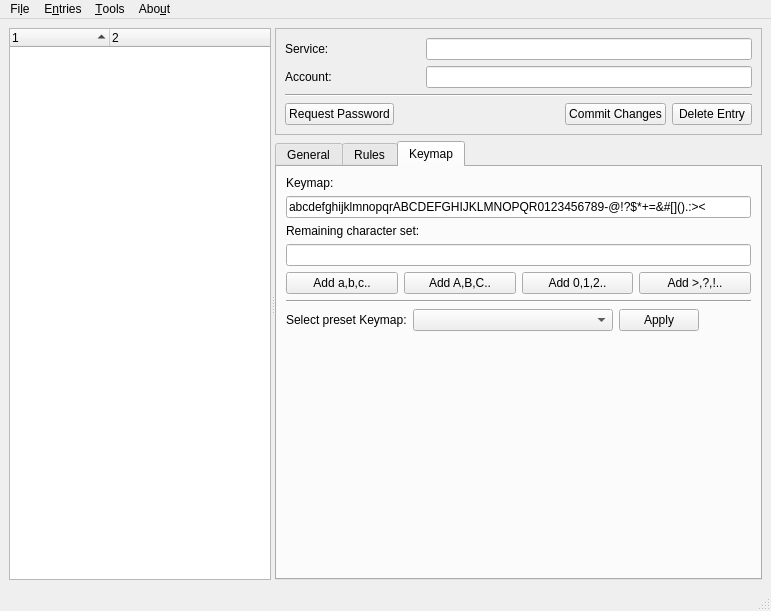
This is src/host/pc/snopf_manager.ui in snopf/snopf as Qt 5 draws it before an edit. The edited form follows.
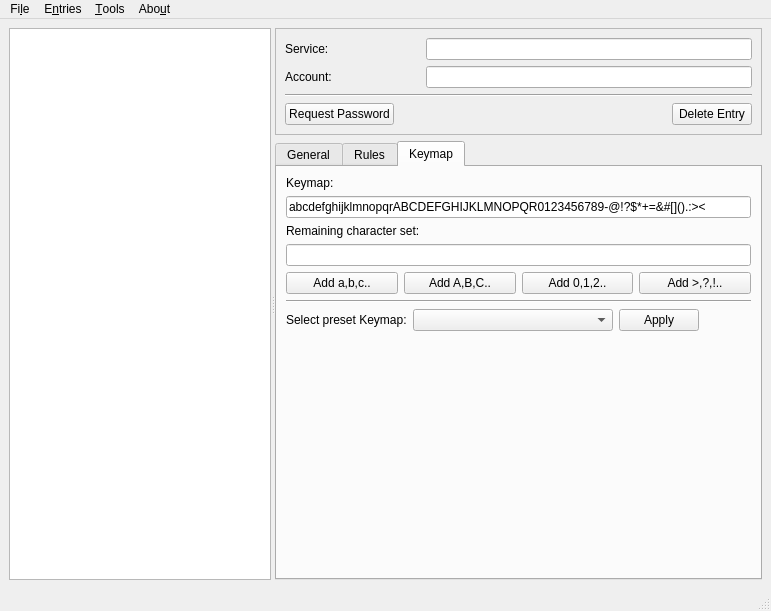
This is the edited form. The open tabs and pages were chosen to show the change. Icons and pictures are not drawn. Custom widgets are drawn as their Qt base class.

Commit message: Use a TableModel for account table editing

Diff of the .ui file:
```diff
--- a/src/host/pc/snopf_manager.ui
+++ b/src/host/pc/snopf_manager.ui
@@ -30,29 +30,28 @@
       <property name="orientation">
        <enum>Qt::Horizontal</enum>
       </property>
-      <widget class="AccountTableWidget" name="accountTableWidget">
+      <widget class="QTableView" name="accountTableView">
+       <property name="selectionMode">
+        <enum>QAbstractItemView::SingleSelection</enum>
+       </property>
+       <property name="selectionBehavior">
+        <enum>QAbstractItemView::SelectRows</enum>
+       </property>
+       <property name="showGrid">
+        <bool>false</bool>
+       </property>
        <property name="sortingEnabled">
         <bool>true</bool>
        </property>
-       <property name="headerHidden">
-        <bool>false</bool>
-       </property>
-       <property name="columnCount">
-        <number>2</number>
-       </property>
-       <attribute name="headerVisible">
+       <attribute name="horizontalHeaderDefaultSectionSize">
+        <number>150</number>
+       </attribute>
+       <attribute name="horizontalHeaderStretchLastSection">
         <bool>true</bool>
        </attribute>
-       <column>
-        <property name="text">
-         <string notr="true">1</string>
-        </property>
-       </column>
-       <column>
-        <property name="text">
-         <string notr="true">2</string>
-        </property>
-       </column>
+       <attribute name="verticalHeaderVisible">
+        <bool>false</bool>
+       </attribute>
       </widget>
       <widget class="QWidget" name="layoutWidget">
        <layout class="QVBoxLayout" name="verticalLayout_5">
@@ -184,13 +183,6 @@
                  </property>
                 </spacer>
                </item>
-               <item>
-                <widget class="QPushButton" name="commitChangesButton">
-                 <property name="text">
-                  <string>Commit Changes</string>
-                 </property>
-                </widget>
-               </item>
                <item>
                 <widget class="QPushButton" name="deleteEntryButton">
                  <property name="text">
@@ -834,16 +826,16 @@
   </action>
  </widget>
  <customwidgets>
-  <customwidget>
-   <class>AccountTableWidget</class>
-   <extends>QTreeWidget</extends>
-   <header>account_table_widget</header>
-  </customwidget>
   <customwidget>
    <class>KeymapLineEdit</class>
    <extends>QLineEdit</extends>
    <header>keymap_editing</header>
   </customwidget>
+  <customwidget>
+   <class>AppendixEdit</class>
+   <extends>QLineEdit</extends>
+   <header>keymap_editing</header>
+  </customwidget>
  </customwidgets>
  <resources>
   <include location="resources.qrc"/>
```
Left out of the diff: 14 changed lines with no effect on the pictures. The commit also changes 14 other files.
